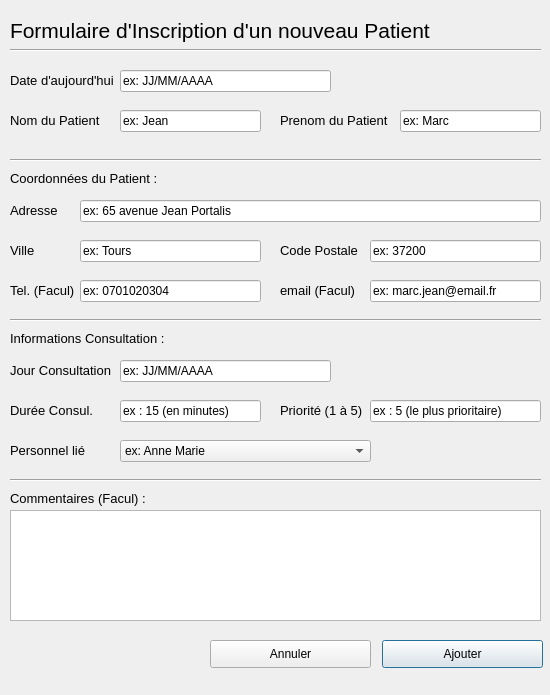
ThomChar/QTProjectCpp, file QtProject/ajoutpatient.ui: the form before one commit.
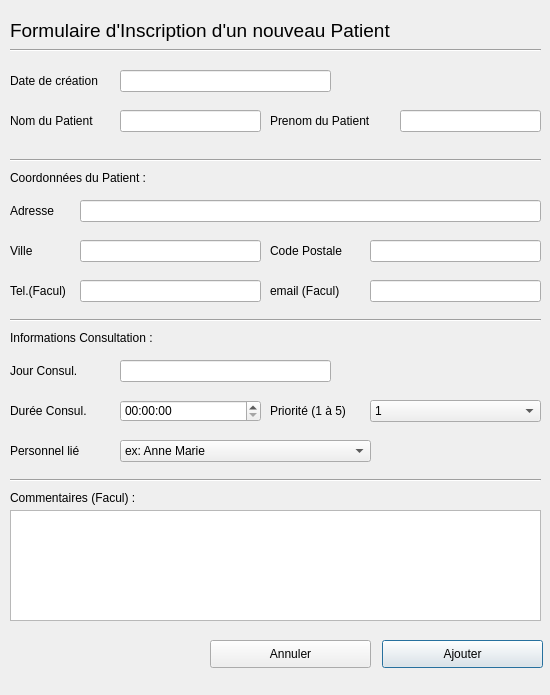
The form after the commit. Icons and pictures are not drawn.

The edit to the form file:
```diff
--- a/QtProject/ajoutpatient.ui
+++ b/QtProject/ajoutpatient.ui
@@ -18,13 +18,13 @@
     <rect>
      <x>10</x>
      <y>10</y>
-     <width>431</width>
+     <width>471</width>
      <height>41</height>
     </rect>
    </property>
    <property name="font">
     <font>
-     <pointsize>16</pointsize>
+     <pointsize>14</pointsize>
     </font>
    </property>
    <property name="text">
@@ -42,11 +42,11 @@
    </property>
    <property name="font">
     <font>
-     <pointsize>10</pointsize>
+     <pointsize>9</pointsize>
     </font>
    </property>
    <property name="text">
-    <string>Date d'aujourd'hui </string>
+    <string>Date de création</string>
    </property>
   </widget>
   <widget class="QLabel" name="label_3">
@@ -60,7 +60,7 @@
    </property>
    <property name="font">
     <font>
-     <pointsize>10</pointsize>
+     <pointsize>9</pointsize>
     </font>
    </property>
    <property name="text">
@@ -70,15 +70,15 @@
   <widget class="QLabel" name="label_4">
    <property name="geometry">
     <rect>
-     <x>280</x>
+     <x>270</x>
      <y>110</y>
-     <width>121</width>
+     <width>131</width>
      <height>21</height>
     </rect>
    </property>
    <property name="font">
     <font>
-     <pointsize>10</pointsize>
+     <pointsize>9</pointsize>
     </font>
    </property>
    <property name="text">
@@ -100,8 +100,11 @@
    <property name="contextMenuPolicy">
     <enum>Qt::DefaultContextMenu</enum>
    </property>
+   <property name="inputMask">
+    <string/>
+   </property>
    <property name="text">
-    <string>ex: JJ/MM/AAAA</string>
+    <string/>
    </property>
   </widget>
   <widget class="QLineEdit" name="lineEdit_2">
@@ -114,7 +117,7 @@
     </rect>
    </property>
    <property name="text">
-    <string>ex: Jean</string>
+    <string/>
    </property>
   </widget>
   <widget class="QLineEdit" name="lineEdit_3">
@@ -127,7 +130,7 @@
     </rect>
    </property>
    <property name="text">
-    <string>ex: Marc</string>
+    <string/>
    </property>
   </widget>
   <widget class="QLabel" name="label_5">
@@ -141,7 +144,7 @@
    </property>
    <property name="font">
     <font>
-     <pointsize>10</pointsize>
+     <pointsize>9</pointsize>
     </font>
    </property>
    <property name="text">
@@ -158,7 +161,7 @@
     </rect>
    </property>
    <property name="text">
-    <string>ex: 65 avenue Jean Portalis</string>
+    <string/>
    </property>
   </widget>
   <widget class="QLabel" name="label_6">
@@ -172,7 +175,7 @@
    </property>
    <property name="font">
     <font>
-     <pointsize>10</pointsize>
+     <pointsize>9</pointsize>
     </font>
    </property>
    <property name="text">
@@ -189,21 +192,21 @@
     </rect>
    </property>
    <property name="text">
-    <string>ex: Tours</string>
+    <string/>
    </property>
   </widget>
   <widget class="QLabel" name="label_7">
    <property name="geometry">
     <rect>
-     <x>280</x>
+     <x>270</x>
      <y>240</y>
-     <width>81</width>
+     <width>91</width>
      <height>21</height>
     </rect>
    </property>
    <property name="font">
     <font>
-     <pointsize>10</pointsize>
+     <pointsize>9</pointsize>
     </font>
    </property>
    <property name="text">
@@ -220,7 +223,7 @@
     </rect>
    </property>
    <property name="text">
-    <string>ex: 37200</string>
+    <string/>
    </property>
   </widget>
   <widget class="QLabel" name="label_8">
@@ -228,13 +231,13 @@
     <rect>
      <x>10</x>
      <y>170</y>
-     <width>151</width>
+     <width>171</width>
      <height>16</height>
     </rect>
    </property>
    <property name="font">
     <font>
-     <pointsize>10</pointsize>
+     <pointsize>9</pointsize>
     </font>
    </property>
    <property name="text">
@@ -265,11 +268,11 @@
    </property>
    <property name="font">
     <font>
-     <pointsize>10</pointsize>
+     <pointsize>9</pointsize>
     </font>
    </property>
    <property name="text">
-    <string>Jour Consultation</string>
+    <string>Jour Consul.</string>
    </property>
   </widget>
   <widget class="QLabel" name="label_10">
@@ -277,13 +280,13 @@
     <rect>
      <x>10</x>
      <y>330</y>
-     <width>161</width>
+     <width>191</width>
      <height>16</height>
     </rect>
    </property>
    <property name="font">
     <font>
-     <pointsize>10</pointsize>
+     <pointsize>9</pointsize>
     </font>
    </property>
    <property name="text">
@@ -301,7 +304,7 @@
    </property>
    <property name="font">
     <font>
-     <pointsize>10</pointsize>
+     <pointsize>9</pointsize>
     </font>
    </property>
    <property name="text">
@@ -311,15 +314,15 @@
   <widget class="QLabel" name="label_12">
    <property name="geometry">
     <rect>
-     <x>280</x>
+     <x>270</x>
      <y>400</y>
-     <width>91</width>
+     <width>101</width>
      <height>21</height>
     </rect>
    </property>
    <property name="font">
     <font>
-     <pointsize>10</pointsize>
+     <pointsize>9</pointsize>
     </font>
    </property>
    <property name="text">
@@ -336,33 +339,7 @@
     </rect>
    </property>
    <property name="text">
-    <string>ex: JJ/MM/AAAA</string>
-   </property>
-  </widget>
-  <widget class="QLineEdit" name="lineEdit_8">
-   <property name="geometry">
-    <rect>
-     <x>120</x>
-     <y>400</y>
-     <width>141</width>
-     <height>22</height>
-    </rect>
-   </property>
-   <property name="text">
-    <string>ex : 15 (en minutes)</string>
-   </property>
-  </widget>
-  <widget class="QLineEdit" name="lineEdit_9">
-   <property name="geometry">
-    <rect>
-     <x>370</x>
-     <y>400</y>
-     <width>171</width>
-     <height>22</height>
-    </rect>
-   </property>
-   <property name="text">
-    <string>ex : 5 (le plus prioritaire)</string>
+    <string/>
    </property>
   </widget>
   <widget class="Line" name="line_2">
@@ -389,11 +366,11 @@
    </property>
    <property name="font">
     <font>
-     <pointsize>10</pointsize>
+     <pointsize>9</pointsize>
     </font>
    </property>
    <property name="text">
-    <string>Tel. (Facul)</string>
+    <string>Tel.(Facul)</string>
    </property>
   </widget>
   <widget class="QLineEdit" name="lineEdit_10">
@@ -406,21 +383,21 @@
     </rect>
    </property>
    <property name="text">
-    <string>ex: 0701020304</string>
+    <string/>
    </property>
   </widget>
   <widget class="QLabel" name="label_14">
    <property name="geometry">
     <rect>
-     <x>280</x>
+     <x>270</x>
      <y>280</y>
-     <width>81</width>
+     <width>91</width>
      <height>21</height>
     </rect>
    </property>
    <property name="font">
     <font>
-     <pointsize>10</pointsize>
+     <pointsize>9</pointsize>
     </font>
    </property>
    <property name="text">
@@ -437,7 +414,7 @@
     </rect>
    </property>
    <property name="text">
-    <string>ex: marc.jean@email.fr</string>
+    <string/>
    </property>
   </widget>
   <widget class="QTextEdit" name="textEdit">
@@ -455,13 +432,13 @@
     <rect>
      <x>10</x>
      <y>490</y>
-     <width>151</width>
+     <width>161</width>
      <height>16</height>
     </rect>
    </property>
    <property name="font">
     <font>
-     <pointsize>10</pointsize>
+     <pointsize>9</pointsize>
     </font>
    </property>
    <property name="text">
@@ -534,7 +511,7 @@
    </property>
    <property name="font">
     <font>
-     <pointsize>10</pointsize>
+     <pointsize>9</pointsize>
     </font>
    </property>
    <property name="text">
@@ -596,6 +573,51 @@
     <bool>true</bool>
    </property>
   </widget>
+  <widget class="QTimeEdit" name="timeEdit">
+   <property name="geometry">
+    <rect>
+     <x>120</x>
+     <y>400</y>
+     <width>141</width>
+     <height>22</height>
+    </rect>
+   </property>
+  </widget>
+  <widget class="QComboBox" name="comboBox_2">
+   <property name="geometry">
+    <rect>
+     <x>370</x>
+     <y>400</y>
+     <width>171</width>
+     <height>22</height>
+    </rect>
+   </property>
+   <item>
+    <property name="text">
+     <string>1</string>
+    </property>
+   </item>
+   <item>
+    <property name="text">
+     <string>2</string>
+    </property>
+   </item>
+   <item>
+    <property name="text">
+     <string>3</string>
+    </property>
+   </item>
+   <item>
+    <property name="text">
+     <string>4</string>
+    </property>
+   </item>
+   <item>
+    <property name="text">
+     <string>5</string>
+    </property>
+   </item>
+  </widget>
  </widget>
  <resources/>
  <connections/>
```
Left out of the diff: 15 changed lines with no effect on the pictures.
